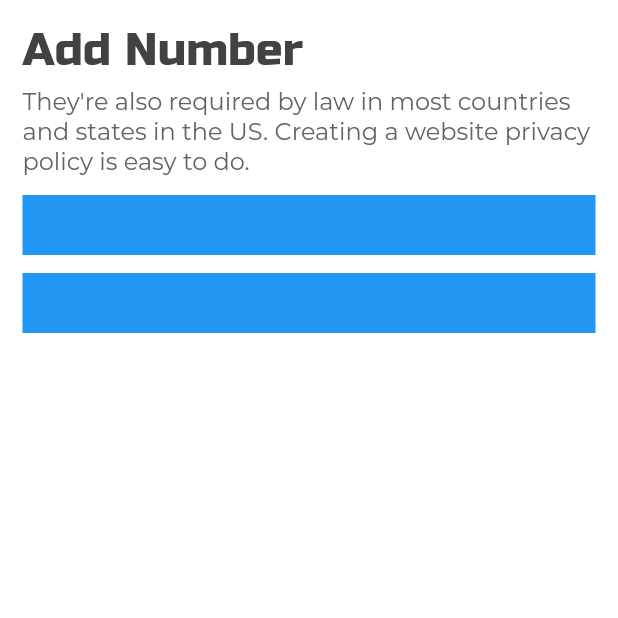
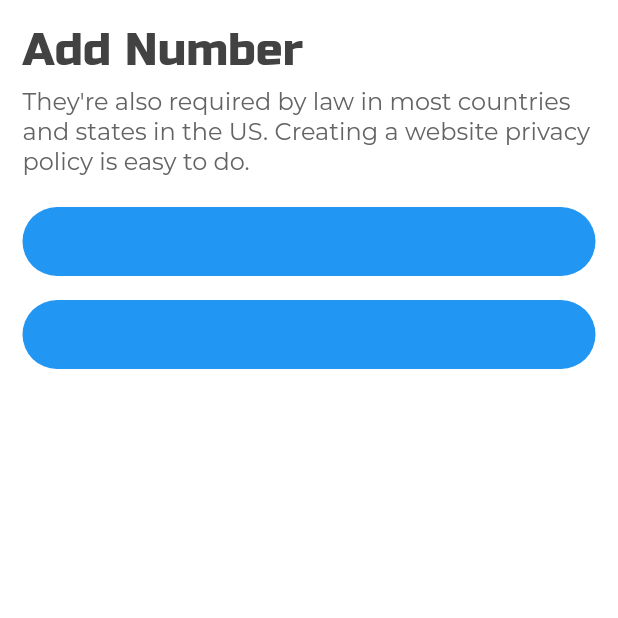
Before and after one commit to theQuarter/Aryaan, a Flutter app: the MobNumber screen opened by its route, on a phone screen of 412 x 824 dp, the top half of it. Run offline on Flutter 3.47's test engine with Material 2 defaults, Android fonts, the phone set to English and light mode, and no system bars; our stand-ins replace flutter_native_splash, flutter_svg, liquid_swipe.

Commit message:
New Update

```diff
--- a/lib/Pages/mobileNum.dart
+++ b/lib/Pages/mobileNum.dart
@@ -40,18 +40,24 @@ class _MobNumberState extends State<MobNumber> {
                     color: Color(0xff636363),
                   )),
               SizedBox(
-                height: 12,
+                height: 20,
               ),
               Container(
-                color: Colors.blue,
-                height: 40,
+                decoration: BoxDecoration(
+                    borderRadius: BorderRadius.all(Radius.circular(30)),
+                    color: Colors.blue),
+                // color: Colors.blue,
+                height: 46,
               ),
               SizedBox(
-                height: 12,
+                height: 16,
               ),
               Container(
-                color: Colors.blue,
-                height: 40,
+                decoration: BoxDecoration(
+                    borderRadius: BorderRadius.all(Radius.circular(30)),
+                    color: Colors.blue),
+                // color: Colors.blue,
+                height: 46,
               ),
             ],
           ),
--- a/lib/main.dart
+++ b/lib/main.dart
@@ -16,11 +16,12 @@ class MyApp extends StatelessWidget {
   @override
   Widget build(BuildContext context) {
     return MaterialApp(debugShowCheckedModeBanner: false, routes: {
-      "/": (context) => HomePage(),
+      //"/": (context) => HomePage(),
       "/SlideView": (context) => SlideView(),
       "/Privacy": (context) => privacy(),
       "/HomePage": (context) => homePage(),
       "/MobNumber": (context) => MobNumber(),
+      "/": (context) => MobNumber(),
     });
   }
 }
```
